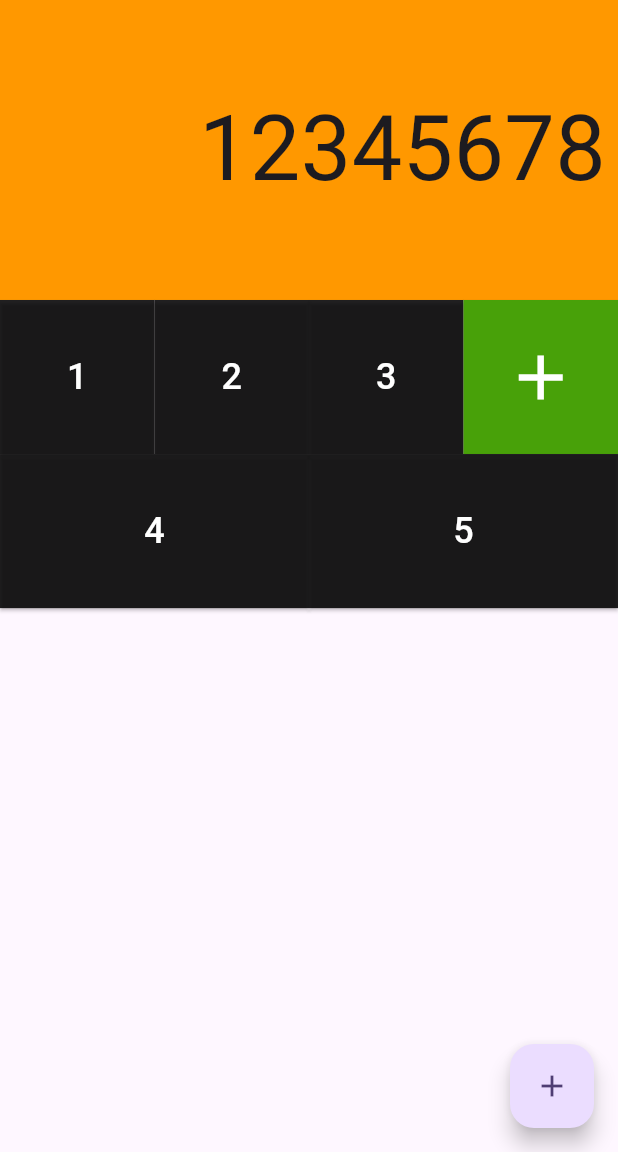
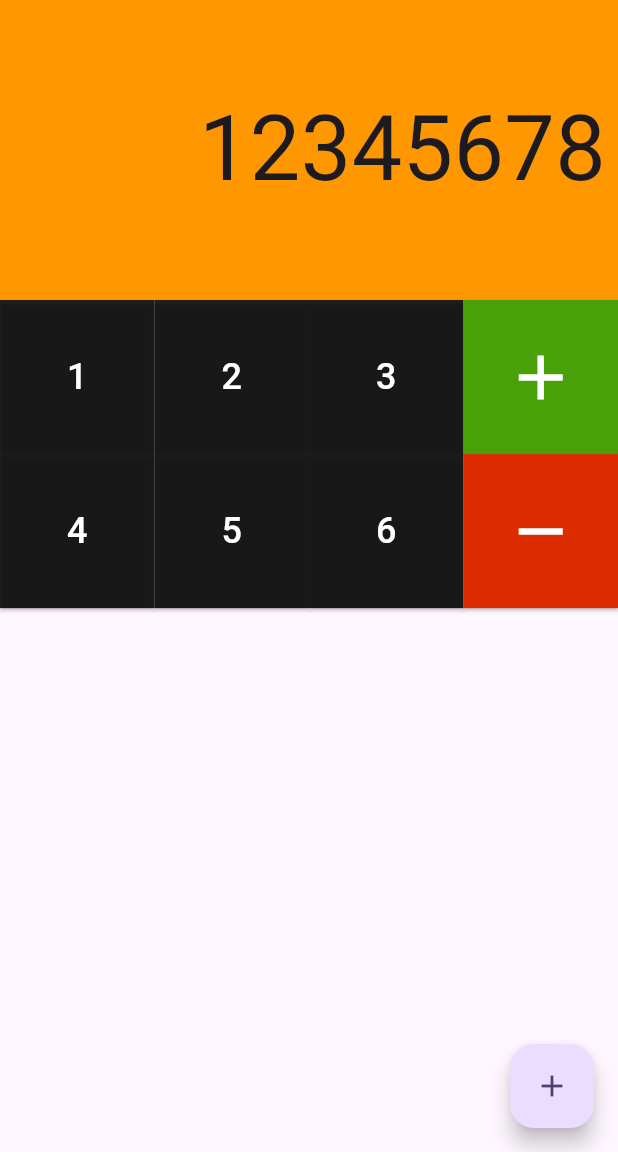
Before and after one commit to SafuGit/calculator_app, a Flutter app: the screen it shows after launch, on a phone screen of 412 x 824 dp, the part 84-1236 px from its top. Run offline on Flutter 3.47's test engine with Material 3 defaults, Android fonts, the phone set to English and light mode, and no system bars.

Commit message:
feat: added row2

```diff
--- a/lib/ui/buttons.dart
+++ b/lib/ui/buttons.dart
@@ -1,4 +1,5 @@
 import 'package:calculator_app/ui/rows/row1.dart';
+import 'package:calculator_app/ui/rows/row2.dart';
 import 'package:flutter/material.dart';
 
 class Buttons extends StatelessWidget {
@@ -6,53 +7,13 @@ class Buttons extends StatelessWidget {
 
   @override
   Widget build(BuildContext context) {
-    return Column(
+    return const Column(
       children: [
         // ROW - 1
-        const Row1(),
+        Row1(),
 
         // ROW - 2
-        Row(
-          children: [
-            // 4
-            Expanded(
-              child: ElevatedButton(
-                onPressed: () {},
-                style: ElevatedButton.styleFrom(
-                  minimumSize: const Size(0, 102.7), // Height only; width is controlled by Expanded
-                  shape: RoundedRectangleBorder(
-                    borderRadius: BorderRadius.circular(0),
-                  ),
-                  padding: const EdgeInsets.all(16),
-                  backgroundColor: Colors.black87,
-                ),
-                child: const Text(
-                  "4",
-                  style: TextStyle(fontSize: 24, color: Colors.white),
-                ),
-              ),
-            ),
-
-            // 5
-            Expanded(
-              child: ElevatedButton(
-                onPressed: () {},
-                style: ElevatedButton.styleFrom(
-                  minimumSize: const Size(0, 102.7), // Height only; width is controlled by Expanded
-                  shape: RoundedRectangleBorder(
-                    borderRadius: BorderRadius.circular(0),
-                  ),
-                  padding: const EdgeInsets.all(16),
-                  backgroundColor: Colors.black87,
-                ),
-                child: const Text(
-                  "5",
-                  style: TextStyle(fontSize: 24, color: Colors.white),
-                ),
-              ),
-            ),
-          ],
-        )
+        Row2()
       ],
     );
   }
--- a/lib/ui/rows/row2.dart
+++ b/lib/ui/rows/row2.dart
@@ -0,0 +1,84 @@
+import 'package:flutter/material.dart';
+
+class Row2 extends StatelessWidget {
+  const Row2({super.key});
+
+  @override
+  Widget build(BuildContext context) {
+    return Row(
+      children: [
+        // 4
+        Expanded(
+          child: ElevatedButton(
+            onPressed: () {},
+            style: ElevatedButton.styleFrom(
+              minimumSize: const Size(0, 102.7), // Height only; width is controlled by Expanded
+              shape: RoundedRectangleBorder(
+                borderRadius: BorderRadius.circular(0),
+              ),
+              padding: const EdgeInsets.all(16),
+              backgroundColor: Colors.black87,
+            ),
+            child: const Text(
+              "4",
+              style: TextStyle(fontSize: 24, color: Colors.white),
+            ),
+          ),
+        ),
+
+        // 5
+        Expanded(
+          child: ElevatedButton(
+            onPressed: () {},
+            style: ElevatedButton.styleFrom(
+              minimumSize: const Size(0, 102.7), // Height only; width is controlled by Expanded
+              shape: RoundedRectangleBorder(
+                borderRadius: BorderRadius.circular(0),
+              ),
+              padding: const EdgeInsets.all(16),
+              backgroundColor: Colors.black87,
+            ),
+            child: const Text(
+              "5",
+              style: TextStyle(fontSize: 24, color: Colors.white),
+            ),
+          ),
+        ),
+
+        // 6
+        Expanded(
+          child: ElevatedButton(
+            onPressed: () {},
+            style: ElevatedButton.styleFrom(
+              minimumSize: const Size(0, 102.7), // Height only; width is controlled by Expanded
+              shape: RoundedRectangleBorder(
+                borderRadius: BorderRadius.circular(0),
+              ),
+              padding: const EdgeInsets.all(16),
+              backgroundColor: Colors.black87,
+            ),
+            child: const Text(
+              "6",
+              style: TextStyle(fontSize: 24, color: Colors.white),
+            ),
+          ),
+        ),
+
+        Expanded(
+          child: ElevatedButton(
+            onPressed: () {},
+            style: ElevatedButton.styleFrom(
+              minimumSize: const Size(0, 102.7),
+              shape: RoundedRectangleBorder(
+                borderRadius: BorderRadius.circular(0),
+              ),
+              padding: const EdgeInsets.all(16),
+              backgroundColor: const Color.fromARGB(255, 221, 45, 0),
+            ),
+            child: const Icon(Icons.remove, color: Colors.white, size: 50,)
+          ),
+        ),
+      ],
+    );
+  }
+}
```
